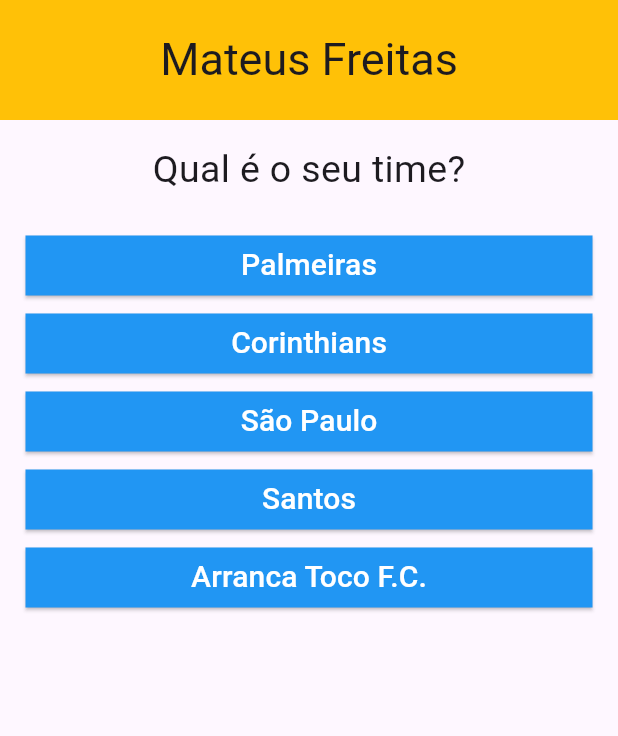
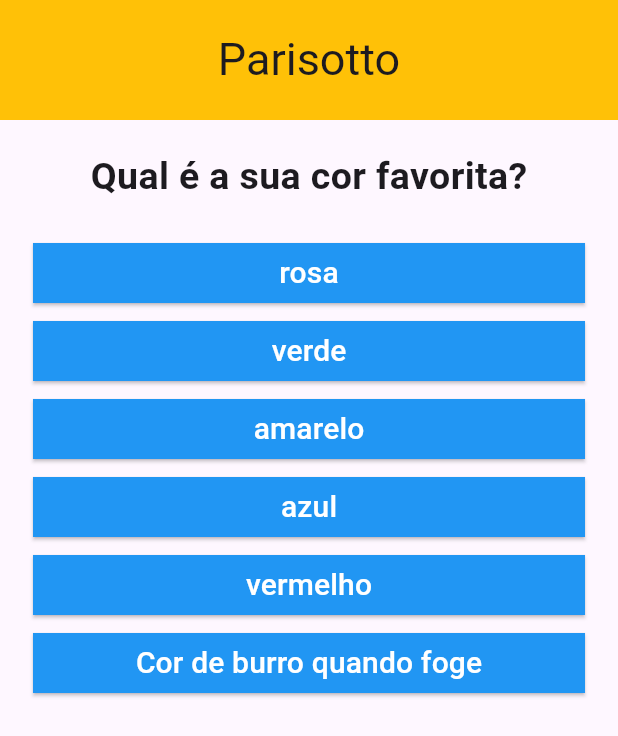
Before and after one commit to MateusDeFreitas/questoes-dart, a Flutter app: the screen it shows after launch, on a phone screen of 412 x 824 dp. Shown: the top 736 px of the screen. Run offline on Flutter 3.47's test engine with Material 3 defaults, Android fonts, the phone set to English and light mode, and no system bars.

```diff
--- a/lib/botoes.dart
+++ b/lib/botoes.dart
@@ -3,7 +3,7 @@ import 'package:flutter/material.dart';
 class Botoes extends StatelessWidget {
   const Botoes({required this.resp, required this.txt ,super.key});
 
-  final void Function() resp;
+  final void Function(String) resp;
   final String txt;
 
   @override
@@ -13,7 +13,7 @@ class Botoes extends StatelessWidget {
       child: SizedBox(
         width: double.infinity,
         child: ElevatedButton(
-          onPressed: resp,
+          onPressed: () => resp(txt),
           style: ElevatedButton.styleFrom(
             backgroundColor: Colors.blue,
             foregroundColor: Colors.white,
--- /dev/null
+++ b/lib/dados.dart
@@ -0,0 +1,16 @@
+import 'pergunta_respostas.dart';
+
+final List<PerguntaRespostas> perguntasRespostas = [
+  PerguntaRespostas(
+    pergunta: 'Qual é a sua cor favorita?',
+    respostas: ['rosa','verde','amarelo','azul','vermelho','Cor de burro quando foge'],
+  ),
+  PerguntaRespostas(
+    pergunta: 'Qual o seu animal favorito?',
+    respostas: ['Gato','Cão','Ave','Porco','Ornitorrinco'],
+  ),
+  PerguntaRespostas(
+    pergunta: 'Qual é o seu time?',
+    respostas: ['Palmeiras','Corinthians','São Paulo','Santos','Arranca Toco F.C.'],
+  ),
+];
--- /dev/null
+++ b/lib/lista_perguntas.dart
@@ -0,0 +1,34 @@
+import 'package:flutter/material.dart';
+import './pergunta_respostas.dart';
+import './botoes.dart';
+
+class ListaPerguntas extends StatelessWidget {
+  final int indicePergunta;
+  final List<PerguntaRespostas> perguntas;
+  final void Function(String) responder;
+
+  const ListaPerguntas({
+    super.key,
+    required this.indicePergunta,
+    required this.perguntas,
+    required this.responder,
+  });
+
+  @override
+  Widget build(BuildContext context) {
+    final perguntaAtual = perguntas[indicePergunta];
+
+    return Column(
+      children: [
+        Text(
+          perguntaAtual.pergunta,
+          style: TextStyle(fontSize: 25, fontWeight: FontWeight.bold),
+        ),
+        SizedBox(height: 20),
+        ...perguntaAtual.respostas.map(
+          (textoBotao) => Botoes(resp: responder, txt: textoBotao)
+        ),
+      ],
+    );
+  }
+}
--- a/lib/main.dart
+++ b/lib/main.dart
@@ -1,5 +1,8 @@
 import 'package:flutter/material.dart';
-import './botoes.dart';
+import './dados.dart';
+import './lista_perguntas.dart';
+//import './resposta.dart';
+
 
 void main() {
   runApp(const PerguntasApp());
@@ -26,58 +29,50 @@ class Home extends StatefulWidget {
 
 class HomeState extends State<Home>  {
 
-  final perguntas = [
-    {
-      'pergunta' : 'Qual a sua cor favorita?',
-      'respostas': ['rosa','verde','amarelo','azul','vermelho','Cor de burro quando foge'],
-    },
+  final dados = perguntasRespostas;
+  List respostas = [];
+  var indicePergunta = 0;
 
-    {
-      'pergunta' : 'Qual o seu animal favorito?',
-      'respostas': ['Gato','Cão','Ave','Porco','Ornitorrinco'],
-    },
+  void responder(String r) {
+    String p = dados[indicePergunta].pergunta;
+    respostas.add({'pergunta': p, 'resposta': r});
+    indicePergunta++;
+    setState(() {});
+    }
 
-    {
-      'pergunta' : 'Qual é o seu time?',
-      'respostas': ['Palmeiras','Corinthians','São Paulo','Santos','Arranca Toco F.C.'],
-    },
-  ];
+    void reiniciar() {
+      setState(() {
+        indicePergunta = 0;
+        respostas = [];
+      });
+    }
 
-  var indicePergunta = 2;
-
-  void responder() {
-    if (indicePergunta < perguntas.length - 1) {
-      indicePergunta++;
-    } else {
-      indicePergunta = 0;
+    bool get temPergunta {
+      return indicePergunta < dados.length;
     }
-  }
 
   @override
   Widget build(BuildContext context) {
     return Scaffold(
       appBar: AppBar(
-        title: const Text('Mateus Freitas', style: TextStyle(fontSize: 30)),
+        title: const Text(
+          'Parisotto',
+          style: TextStyle(fontSize: 30)
+        ), // Text
         centerTitle: true,
         backgroundColor: Colors.amber,
         toolbarHeight: 80,
-      ),
+      ), // AppBar
       body: Padding(
-        padding: const EdgeInsets.all(15),
-        child: Column(
-          children: [
-            Text(
-              perguntas[indicePergunta]['pergunta'].toString(),
-              style: TextStyle(fontSize: 25)
-            ),
-            SizedBox(height: 20,),
-            ...((perguntas[indicePergunta]['respostas'] as List<String>)
-              .map((textoBotao) => Botoes(resp: responder, txt: textoBotao))
-              .toList()),
-          ],
-        ),
-      ),
-    );
+        padding: const EdgeInsets.all(20),
+        child: temPergunta
+          ? ListaPerguntas(
+              indicePergunta: indicePergunta,
+              perguntas: dados,
+              responder: responder,
+            ) // ListaPerguntas
+          : null //Resultado(respostas, reiniciar),
+      ), // Padding
+    ); // Scaffold
   }
-
 }
--- /dev/null
+++ b/lib/pergunta_respostas.dart
@@ -0,0 +1,9 @@
+class PerguntaRespostas {
+  final String pergunta;
+  final List<String> respostas;
+
+  PerguntaRespostas({
+    required this.pergunta,
+    required this.respostas
+  });
+}
```
